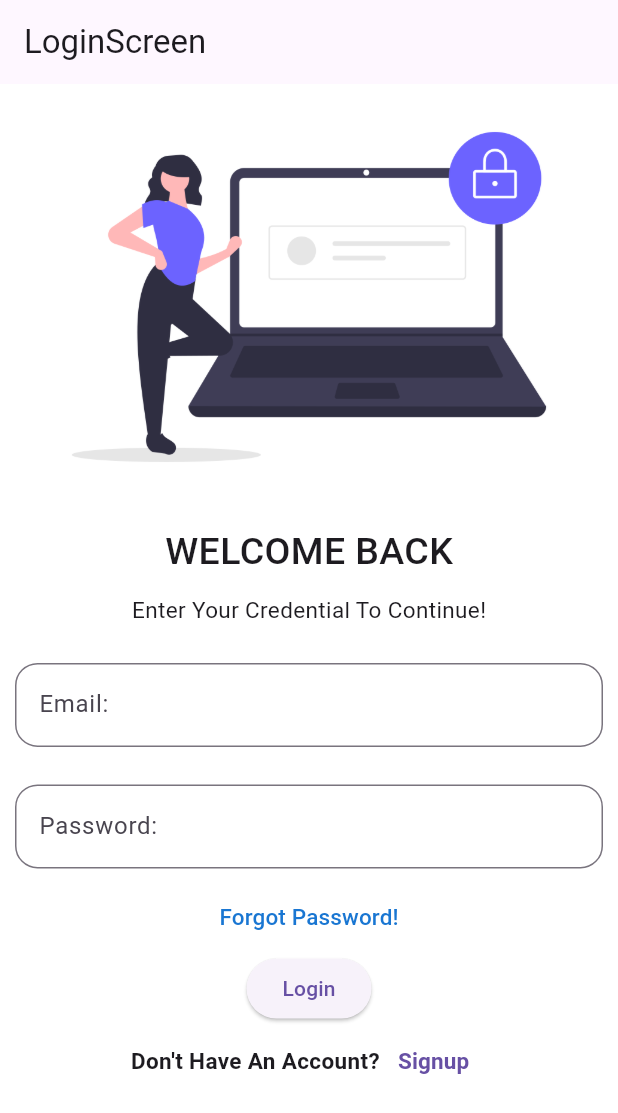
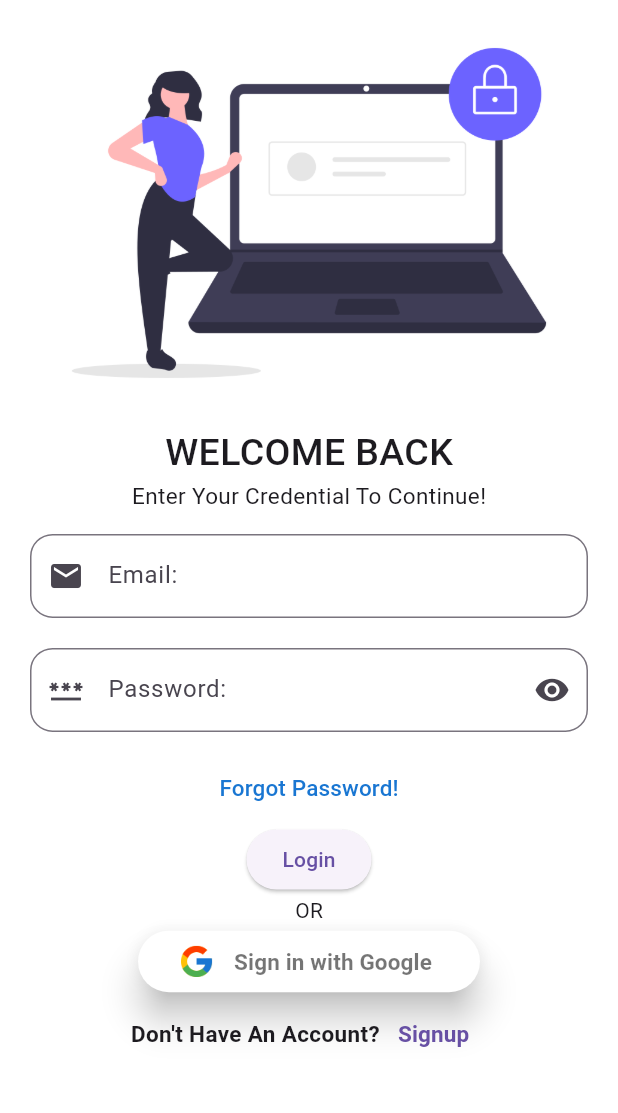
Before and after one commit to Munsif007/firebase_flutter, a Flutter app: the screen it shows after launch, on a phone screen of 412 x 824 dp. Shown: the top 1113 px of the screen. Run offline on Flutter 3.47's test engine with Material 3 defaults, Android fonts, the phone set to English and light mode, and no system bars; our stand-ins replace firebase_core, flutter_signin_button, lottie; missing offline and left inert: dart:ffi; accounts and stored records are empty.

Commit message:
On branch day2 Your branch is up to date with 'origin/day2'.
Changes to be committed:
	new file:   assets/images/googleicon.png
	modified:   lib/UI/Auth/login_screen.dart
	modified:   pubspec.lock
	modified:   pubspec.yaml

```diff
--- a/lib/UI/Auth/login_screen.dart
+++ b/lib/UI/Auth/login_screen.dart
@@ -1,5 +1,9 @@
+import 'dart:ffi';
+
 import 'package:firebase_flutter/Pages/HomePage.dart';
 import 'package:flutter/material.dart';
+import 'package:flutter_signin_button/button_view.dart';
+import 'package:flutter_signin_button/flutter_signin_button.dart';
 
 class LoginScreen extends StatefulWidget {
   const LoginScreen({super.key});
@@ -10,6 +14,7 @@ class LoginScreen extends StatefulWidget {
 
 class _LoginScreenState extends State<LoginScreen> {
   var style1 = TextStyle(fontSize: 15, fontWeight: FontWeight.bold);
+  bool passwordVisible = true;
   final formkey = GlobalKey<FormState>();
   bool iscircle = false;
   TextEditingController email = TextEditingController();
@@ -40,10 +45,10 @@ class _LoginScreenState extends State<LoginScreen> {
       child: SafeArea(
         child: Scaffold(
           backgroundColor: Colors.white,
-          appBar: AppBar(
-            title: Text("LoginScreen"),
-            automaticallyImplyLeading: false,
-          ),
+          // appBar: AppBar(
+          //   title: Text("LoginScreen"),
+          //   automaticallyImplyLeading: false,
+          // ),
           body: SingleChildScrollView(
             child: Column(
               mainAxisAlignment: MainAxisAlignment.center,
@@ -54,7 +59,7 @@ class _LoginScreenState extends State<LoginScreen> {
                   child: Column(
                     children: [
                       Padding(
-                        padding: const EdgeInsets.all(10.0),
+                        padding: const EdgeInsets.all(.0),
                         child: Text(
                           "WELCOME BACK",
                           style: TextStyle(
@@ -71,12 +76,13 @@ class _LoginScreenState extends State<LoginScreen> {
                       ),
                       Padding(
                         padding: const EdgeInsets.symmetric(
-                            horizontal: 10, vertical: 25),
+                            horizontal: 20, vertical: 15),
                         child: TextFormField(
                           autovalidateMode: AutovalidateMode.onUserInteraction,
                           controller: email,
                           keyboardType: TextInputType.emailAddress,
                           decoration: InputDecoration(
+                              prefixIcon: Icon(Icons.email),
                               alignLabelWithHint: true,
                               labelText: "Email:",
                               hintText: "Enter Your Email",
@@ -99,14 +105,28 @@ class _LoginScreenState extends State<LoginScreen> {
                       ),
                       Padding(
                         padding: const EdgeInsets.symmetric(
-                            horizontal: 10, vertical: 0),
+                            horizontal: 20, vertical: 5),
                         child: TextFormField(
+                          obscureText: passwordVisible,
                           autovalidateMode: AutovalidateMode.onUserInteraction,
                           keyboardType: TextInputType.emailAddress,
                           decoration: InputDecoration(
                               alignLabelWithHint: true,
                               labelText: "Password:",
                               hintText: "Enter Your Password",
+                              prefixIcon: Icon(Icons.password),
+                              suffixIcon: IconButton(
+                                icon: Icon(passwordVisible
+                                    ? Icons.visibility
+                                    : Icons.visibility_off),
+                                onPressed: () {
+                                  setState(
+                                    () {
+                                      passwordVisible = !passwordVisible;
+                                    },
+                                  );
+                                },
+                              ),
                               // focusedBorder: OutlineInputBorder(
                               //   borderSide: BorderSide(
                               //     color: Colors.deepPurpleAccent,
@@ -144,6 +164,80 @@ class _LoginScreenState extends State<LoginScreen> {
                               validate(context);
                             },
                             child: Text("Login")),
+                    Text("OR"),
+                    // SignInButton(
+                    //   shape: RoundedRectangleBorder(
+                    //       borderRadius: BorderRadius.circular(10)),
+                    //   Buttons.Google,
+                    //   onPressed: () {
+                    //     Navigator.push(
+                    //         context,
+                    //         MaterialPageRoute(
+                    //           builder: (context) => HomePage(),
+                    //         ));
+                    //   },
+                    // ),
+                    // InkWell(
+                    //   splashColor: Colors.amber,
+                    //   onTap: () {},
+                    //   child: Ink(
+                    //     width: 230,
+                    //     height: 60,
+                    //     decoration: BoxDecoration(
+                    //         color: Colors.black,
+                    //         borderRadius: BorderRadius.circular(10)),
+                    //     child: Padding(
+                    //       padding: EdgeInsets.all(6),
+                    //       child: Wrap(
+                    //         crossAxisAlignment: WrapCrossAlignment.center,
+                    //         children: [
+                    //           (Image.asset("assets/images/googleicon.png")),
+                    //           SizedBox(width: 10),
+                    //           Text(
+                    //             'Sign in with Google',
+                    //             style: TextStyle(color: Colors.white),
+                    //           ),
+                    //         ],
+                    //       ),
+                    //     ),
+                    //   ),
+                    // ),
+                    ElevatedButton(
+                      style: ButtonStyle(
+                          shape: MaterialStatePropertyAll(StadiumBorder()),
+                          elevation: MaterialStatePropertyAll(10),
+                          overlayColor: MaterialStatePropertyAll(Colors.amber),
+                          backgroundColor:
+                              MaterialStatePropertyAll(Colors.white)),
+                      onPressed: () async {
+                        await Future.delayed(Duration(seconds: 2));
+                      },
+                      child: Padding(
+                        padding: const EdgeInsets.fromLTRB(0, 8, 0, 8),
+                        child: Row(
+                          mainAxisSize: MainAxisSize.min,
+                          mainAxisAlignment: MainAxisAlignment.center,
+                          children: const [
+                            Image(
+                              image: AssetImage("assets/images/googleicon.png"),
+                              height: 25,
+                              width: 30,
+                            ),
+                            Padding(
+                              padding: EdgeInsets.only(left: 10, right: 8),
+                              child: Text(
+                                'Sign in with Google',
+                                style: TextStyle(
+                                  fontSize: 15,
+                                  color: Colors.black54,
+                                  fontWeight: FontWeight.w600,
+                                ),
+                              ),
+                            ),
+                          ],
+                        ),
+                      ),
+                    ),
                     Row(mainAxisAlignment: MainAxisAlignment.center, children: [
                       Text("Don't Have An Account?", style: style1),
                       TextButton(
--- a/pubspec.yaml
+++ b/pubspec.yaml
@@ -42,6 +42,8 @@ dependencies:
   fluttertoast: ^8.2.4
   animated_splash_screen: ^1.3.0
   lottie: 2.7.0
+  flutter_signin_button: ^2.0.0
+
 
 
 
```
Also changed, not shown: assets/images/googleicon.png (added), pubspec.lock.
